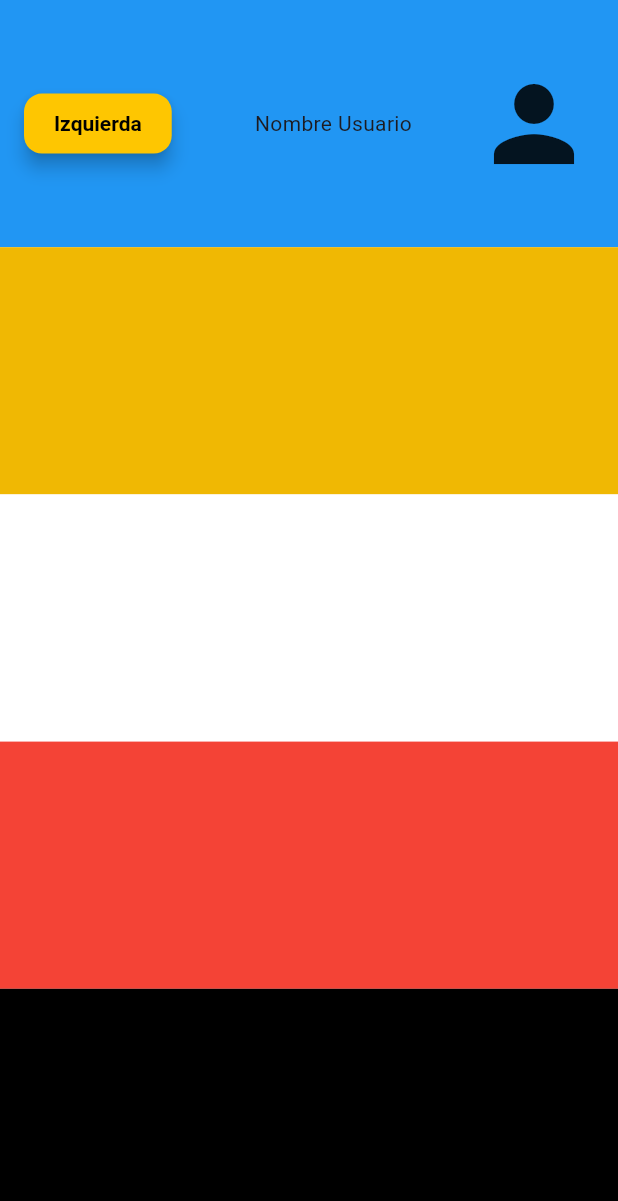
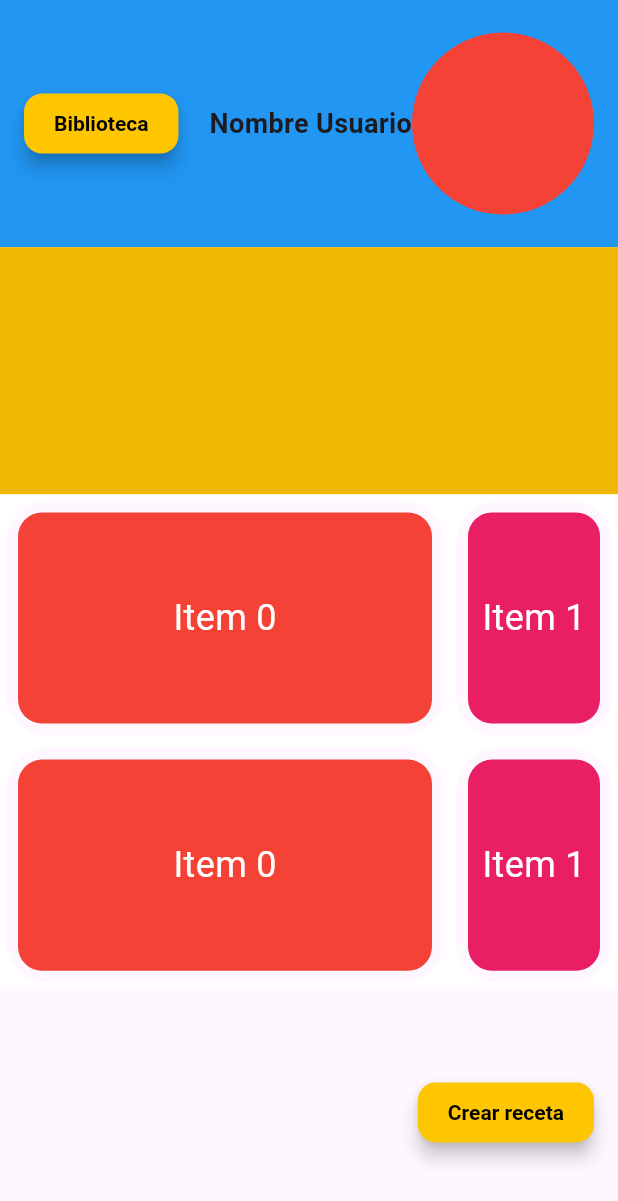
Before and after one commit to FranMejiasGlez/PROYECTO_APP_RECETAS, a Flutter app: the Pantallarecetas screen opened directly, on a phone screen of 412 x 824 dp. Shown: the top 1201 px of the screen. Run offline on Flutter 3.47's test engine with Material 3 defaults, Android fonts, the phone set to English and light mode, and no system bars; our stand-ins replace device_preview; network calls fail.

Commit message:
Trabajando en tercera pantalla

```diff
--- a/app_recetas/lib/pantallaRecetas.dart
+++ b/app_recetas/lib/pantallaRecetas.dart
@@ -13,7 +13,7 @@ class Pantallarecetas extends StatelessWidget {
 
               child: Row(
                 children: [
-                  // Botón a la izquierda
+                  //!Botón a la izquierda
                   Expanded(
                     child: Align(
                       alignment: Alignment.centerLeft,
@@ -37,7 +37,7 @@ class Pantallarecetas extends StatelessWidget {
                               fontWeight: FontWeight.bold,
                             ),
                           ),
-                          child: const Text('Izquierda'),
+                          child: const Text('Biblioteca'),
                         ),
                       ),
                     ),
@@ -46,16 +46,30 @@ class Pantallarecetas extends StatelessWidget {
                   Expanded(
                     child: Align(
                       alignment: Alignment.centerRight,
-                      child: Text('Nombre Usuario'),
+                      child: Text(
+                        'Nombre Usuario', //TODO: Usar el nombre de usuario
+                        style: TextStyle(
+                          fontSize: 18,
+                          fontWeight: FontWeight.bold,
+                        ),
+                      ),
                     ),
                   ),
-                  //Icono de foto de perfil
+                  //!Icono de foto de perfil
                   Expanded(
                     child: Align(
                       alignment: Alignment.centerRight,
                       child: Padding(
                         padding: const EdgeInsets.only(right: 16.0),
-                        child: Icon(Icons.person,size: 80,),
+                        child: Container(
+                          width: 170,
+                          height: 170,
+                          decoration: BoxDecoration(
+                            shape: BoxShape.circle,
+                            color: Colors.red,
+                            //TODO: Usar imagen de usuario.
+                          ),
+                        ),
                       ),
                     ),
                   ),
@@ -63,12 +77,95 @@ class Pantallarecetas extends StatelessWidget {
               ),
             ),
           ),
+
+          //!Search Bar
           Expanded(
             child: Container(color: const Color.fromARGB(255, 240, 184, 3)),
           ),
-          Expanded(child: Container(color: Colors.white)),
-          Expanded(child: Container(color: Colors.red)),
-          Expanded(child: Container(color: Colors.black)),
+          //!Mas valorados
+          Expanded(
+            child: Container(
+              color: Colors.white,
+              child: LayoutBuilder(
+                builder: (context, constraints) {
+                  return CarouselView(
+                    itemExtent: 300,
+                    children: List<Widget>.generate(10, (int index) {
+                      return Container(
+                        margin: EdgeInsets.all(8),
+                        decoration: BoxDecoration(
+                          color:
+                              Colors.primaries[index % Colors.primaries.length],
+                          borderRadius: BorderRadius.circular(16),
+                        ),
+                        child: Center(
+                          child: Text(
+                            'Item $index',
+                            style: TextStyle(fontSize: 24, color: Colors.white),
+                          ),
+                        ),
+                      );
+                    }),
+                  );
+                },
+              ),
+            ),
+          ),
+          //!Mas Nuevo
+          Expanded(
+            child: Container(
+              color: Colors.white,
+              child: LayoutBuilder(
+                builder: (context, constraints) {
+                  return CarouselView(
+                    itemExtent: 300,
+                    children: List<Widget>.generate(10, (int index) {
+                      return Container(
+                        margin: EdgeInsets.all(8),
+                        decoration: BoxDecoration(
+                          color:
+                              Colors.primaries[index % Colors.primaries.length],
+                          borderRadius: BorderRadius.circular(16),
+                        ),
+                        child: Center(
+                          child: Text(
+                            'Item $index',
+                            style: TextStyle(fontSize: 24, color: Colors.white),
+                          ),
+                        ),
+                      );
+                    }),
+                  );
+                },
+              ),
+            ),
+          ),
+          //!Boton crear nueva receta
+          Expanded(
+            child: Align(
+              alignment: Alignment.centerRight,
+              child: Padding(
+                padding: const EdgeInsets.only(right: 16.0),
+                child: ElevatedButton(
+                  onPressed: () {},
+                  style: ElevatedButton.styleFrom(
+                    backgroundColor: Color(0xFFFEC601),
+                    foregroundColor: Colors.black,
+                    padding: EdgeInsets.symmetric(horizontal: 20, vertical: 12),
+                    shape: RoundedRectangleBorder(
+                      borderRadius: BorderRadius.circular(12),
+                    ),
+                    elevation: 5,
+                    textStyle: TextStyle(
+                      fontSize: 14,
+                      fontWeight: FontWeight.bold,
+                    ),
+                  ),
+                  child: const Text('Crear receta'),
+                ),
+              ),
+            ),
+          ),
         ],
       ),
     );
```
Also changed, not shown: app_recetas/lib/carrusel.dart (added, +273 -0 lines).
